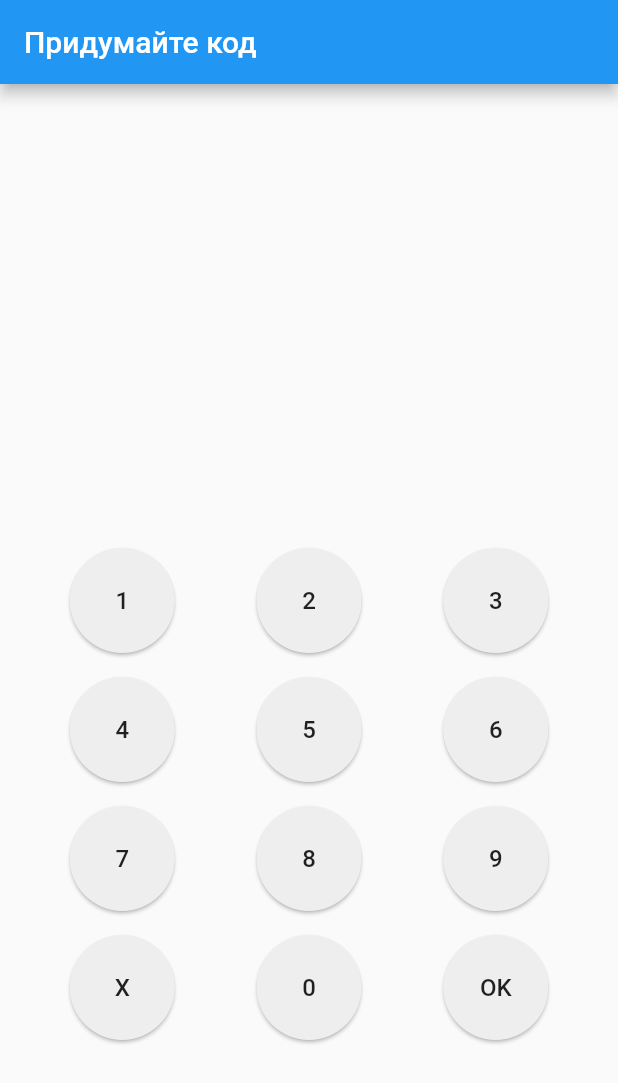
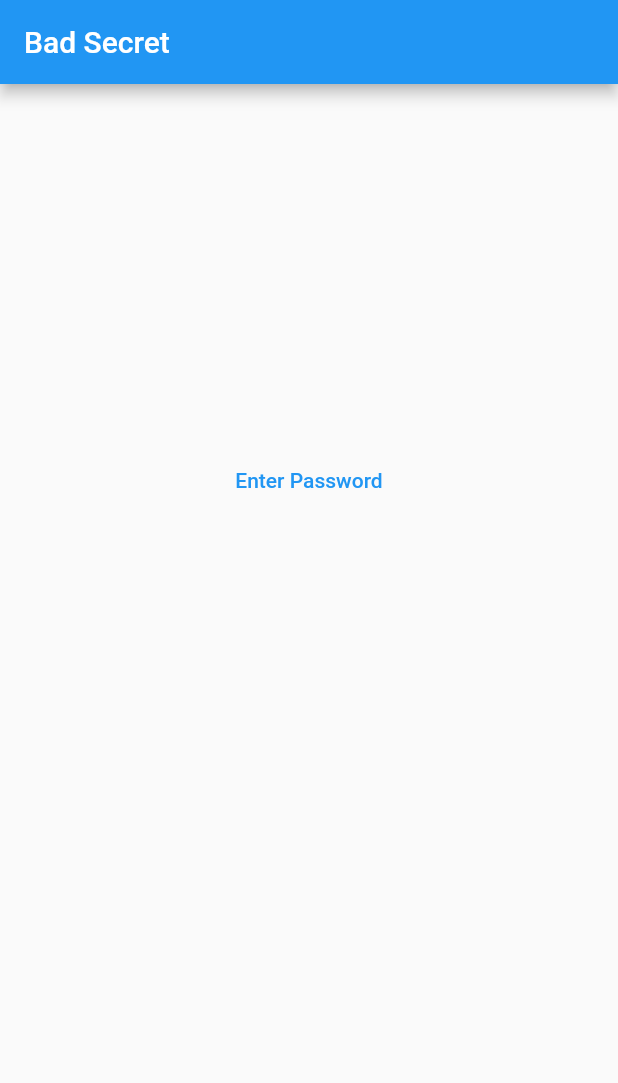
Before and after one commit to alexsvdk/bad_secret, a Flutter app: the screen it shows after launch, on a phone screen of 412 x 824 dp. Shown: the top 1083 px of the screen. Run offline on Flutter 3.47's test engine with Material 2 defaults, Android fonts, the light colour scheme and no system bars; our stand-ins replace convert, flutter_riverpod, freezed_annotation.

Commit message:
Add secret buttons and api key

```diff
--- a/lib/app.dart
+++ b/lib/app.dart
@@ -1,10 +1,8 @@
 import 'package:flutter/material.dart';
 import 'package:flutter_riverpod/flutter_riverpod.dart';
 
-import 'features/passcode/data/repository.dart';
-import 'features/passcode/domain/manager.dart';
-import 'features/passcode/ui/screen.dart';
-import 'features/passcode/domain/setup_manager.dart';
+import 'features/login/screen.dart';
+import 'services/navigation.dart';
 
 class App extends StatelessWidget {
   const App({Key? key}) : super(key: key);
@@ -12,13 +10,15 @@ class App extends StatelessWidget {
   @override
   Widget build(BuildContext context) {
     return ProviderScope(
-      overrides: [
-        PasscodeScreenManager.provider.overrideWithValue(
-          PasscodeScreenSetupManager(PasscoreRepository()),
-        ),
-      ],
-      child: const MaterialApp(
-        home: PasscodeScreen(),
+      child: Consumer(
+        builder: (context, ref, chid) {
+          final navKey = ref.watch(NavigationService.provider).navKey;
+          return MaterialApp(
+            navigatorKey: navKey,
+            home: chid,
+          );
+        },
+        child: const LoginScreen(),
       ),
     );
   }
--- /dev/null
+++ b/lib/constants.dart
@@ -0,0 +1,5 @@
+class AppConstants {
+  AppConstants._();
+
+  static const apiKey = 'super_secret_api_key';
+}
--- /dev/null
+++ b/lib/features/login/screen.dart
@@ -0,0 +1,57 @@
+import 'package:flutter/material.dart';
+import 'package:flutter_riverpod/flutter_riverpod.dart';
+
+import '../../services/auth.dart';
+import '../../services/navigation.dart';
+import '../../theme/colors.dart';
+import '../passcode/domain/setup_manager.dart';
+import '../passcode/domain/validate_manager.dart';
+import '../passcode/models/validation.dart';
+
+class LoginScreen extends ConsumerWidget {
+  const LoginScreen({super.key});
+
+  @override
+  Widget build(BuildContext context, WidgetRef ref) {
+    final isAuthorized = ref.watch(AuthService.provider);
+    return Scaffold(
+      appBar: AppBar(
+        title: const Text('Bad Secret'),
+      ),
+      body: SizedBox.expand(
+        child: Column(
+          crossAxisAlignment: CrossAxisAlignment.center,
+          mainAxisAlignment: MainAxisAlignment.center,
+          children: [
+            const Spacer(),
+            if (!isAuthorized)
+              TextButton(
+                onPressed: () => ref
+                    .read(NavigationService.provider)
+                    .openPasscodeScreen(PasscodeScreenValidateManager.provider),
+                child: const Text('Enter Password'),
+              ),
+            if (isAuthorized) ...[
+              const Text('Your secret is shhhhhh....'),
+              TextButton(
+                onPressed: () => ref
+                    .read(NavigationService.provider)
+                    .openPasscodeScreen(PasscodeScreenSetupManager.provider),
+                child: const Text('Change Password'),
+              ),
+            ],
+            const Spacer(),
+            if (isAuthorized)
+              TextButton(
+                onPressed: () => ref
+                    .read(AuthService.provider.notifier)
+                    .setIsAuthorized(false),
+                child: const Text('Log out'),
+              ),
+            const Spacer(),
+          ],
+        ),
+      ),
+    );
+  }
+}
--- a/lib/features/passcode/data/repository.dart
+++ b/lib/features/passcode/data/repository.dart
@@ -4,21 +4,27 @@ import 'dart:io';
 import 'package:flutter_riverpod/flutter_riverpod.dart';
 import 'package:path_provider/path_provider.dart';
 
+import '../../../constants.dart';
 import '../../../utils/lifecycle_mixin.dart';
 
 const _fileName = 'pass_hash.txt';
 
 class PasscoreRepository with LifecycleMixin {
+  final _apiKey;
   static final provider = Provider(
-    (ref) => PasscoreRepository()..setupProviderLifecycle(ref),
+    (ref) => PasscoreRepository(
+      AppConstants.apiKey,
+    )..setupProviderLifecycle(ref),
   );
 
   late File _file;
 
+  PasscoreRepository(this._apiKey);
+
   @override
   Future<void> privateInit() async {
     final directory = await getTemporaryDirectory();
-    final _file = File('${directory.path}/$_fileName');
+    _file = File('${directory.path}/$_fileName');
   }
 
   Future<void> setHash(String hash) async {
--- a/lib/features/passcode/domain/manager.dart
+++ b/lib/features/passcode/domain/manager.dart
@@ -5,8 +5,8 @@ import '../models/state.dart';
 
 abstract class PasscodeScreenManager
     extends StateNotifier<PasscodeScreenState> {
-  static final provider =
-      StateNotifierProvider<PasscodeScreenManager, PasscodeScreenState>(
+  static final provider = StateNotifierProvider.autoDispose<
+      PasscodeScreenManager, PasscodeScreenState>(
     (ref) => throw UnimplementedError('Provider must be overriden'),
   );
 
--- a/lib/features/passcode/domain/setup_manager.dart
+++ b/lib/features/passcode/domain/setup_manager.dart
@@ -1,19 +1,29 @@
 import 'package:flutter_riverpod/flutter_riverpod.dart';
 
+import '../../../services/navigation.dart';
 import '../../../utils/hash_util.dart';
 import '../data/repository.dart';
 import '../models/state.dart';
 import 'manager.dart';
 
 class PasscodeScreenSetupManager extends PasscodeScreenManager {
-  static final provider = Provider(
-    (ref) => PasscodeScreenSetupManager(ref.watch(PasscoreRepository.provider)),
+  static final provider = StateNotifierProvider.autoDispose<
+      PasscodeScreenManager, PasscodeScreenState>(
+    (ref) => PasscodeScreenSetupManager._(
+      ref.watch(PasscoreRepository.provider),
+      ref.watch(NavigationService.provider),
+    ),
   );
 
   final PasscoreRepository _repository;
+  final NavigationService _navigationService;
 
-  PasscodeScreenSetupManager(this._repository)
-      : super(const PasscodeScreenState(title: 'Придумайте код'));
+  PasscodeScreenSetupManager._(
+    this._repository,
+    this._navigationService,
+  ) : super(
+          const PasscodeScreenState(title: 'Придумайте код'),
+        );
 
   @override
   void onSymbolTap(String symbol) {
@@ -25,8 +35,9 @@ class PasscodeScreenSetupManager extends PasscodeScreenManager {
     }
   }
 
-  void _saveCode() {
+  void _saveCode() async {
     final hash = HashUtil.hashPasscode(state.input);
-    _repository.setHash(hash);
+    await _repository.setHash(hash);
+    await _navigationService.maybePop();
   }
 }
--- a/lib/features/passcode/domain/validate_manager.dart
+++ b/lib/features/passcode/domain/validate_manager.dart
@@ -1,10 +1,32 @@
+import 'package:flutter_riverpod/flutter_riverpod.dart';
+
+import '../../../services/auth.dart';
+import '../../../services/navigation.dart';
+import '../../../utils/hash_util.dart';
 import '../data/repository.dart';
+import '../models/state.dart';
+import '../models/validation.dart';
 import 'manager.dart';
 
 class PasscodeScreenValidateManager extends PasscodeScreenManager {
+  static final provider = StateNotifierProvider.autoDispose<
+      PasscodeScreenManager, PasscodeScreenState>(
+    (ref) => PasscodeScreenValidateManager._(
+      ref.watch(PasscoreRepository.provider),
+      ref.watch(AuthService.provider.notifier),
+      ref.watch(NavigationService.provider),
+    ),
+  );
+
   final PasscoreRepository _repository;
+  final AuthService _auth;
+  final NavigationService _navigation;
 
-  PasscodeScreenValidateManager(this._repository);
+  PasscodeScreenValidateManager._(
+    this._repository,
+    this._auth,
+    this._navigation,
+  );
 
   @override
   void onSymbolTap(String symbol) {
@@ -16,5 +38,15 @@ class PasscodeScreenValidateManager extends PasscodeScreenManager {
     }
   }
 
-  void _checkCode() async {}
+  void _checkCode() async {
+    final hash = HashUtil.hashPasscode(state.input);
+    final trueHash = await _repository.getHash();
+    if (trueHash == null || hash == trueHash) {
+      state = state.copyWith(validation: PasscodeValidation.valid);
+      _auth.setIsAuthorized(true);
+      await _navigation.maybePop();
+    } else {
+      state = state.copyWith(validation: PasscodeValidation.invalid);
+    }
+  }
 }
--- /dev/null
+++ b/lib/services/auth.dart
@@ -0,0 +1,16 @@
+import 'package:flutter_riverpod/flutter_riverpod.dart';
+
+class AuthService extends StateNotifier<bool> {
+  static final provider = StateNotifierProvider<AuthService, bool>(
+    (_) => AuthService._(),
+  );
+
+  AuthService._() : super(false);
+
+  @override
+  bool get state => super.state;
+
+  void setIsAuthorized(bool value) {
+    state = value;
+  }
+}
--- /dev/null
+++ b/lib/services/navigation.dart
@@ -0,0 +1,33 @@
+import 'package:flutter/material.dart';
+import 'package:flutter_riverpod/flutter_riverpod.dart';
+
+import '../features/passcode/domain/manager.dart';
+import '../features/passcode/models/state.dart';
+import '../features/passcode/ui/screen.dart';
+
+class NavigationService {
+  static final provider = Provider((_) => NavigationService._());
+
+  NavigationService._();
+
+  final navKey = GlobalKey<NavigatorState>();
+
+  Future<void>? maybePop() => navKey.currentState?.maybePop();
+
+  void openPasscodeScreen(
+    final AutoDisposeStateNotifierProvider<PasscodeScreenManager,
+            PasscodeScreenState>
+        provider,
+  ) {
+    navKey.currentState?.push(
+      MaterialPageRoute(
+        builder: (_) => ProviderScope(
+          overrides: [
+            PasscodeScreenManager.provider.overrideWithProvider(provider),
+          ],
+          child: const PasscodeScreen(),
+        ),
+      ),
+    );
+  }
+}
```
Also changed, not shown: lib/features/main/screen.dart (added, +10 -0 lines), 6 other files.
